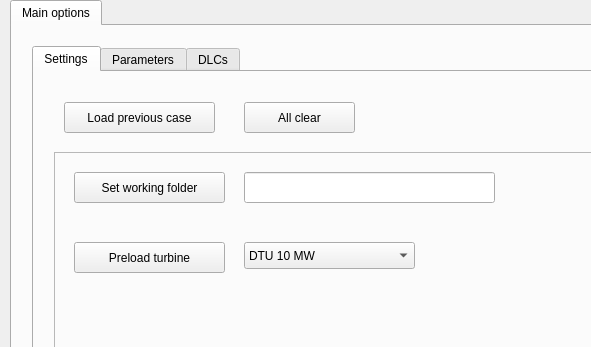
Above: openturbinecode/master_GUI/Config.ui from OpenTurbineCoDe/OpenTurbineCoDe before the change; both pictures show x 0 to 591 and y 0 to 347 of the 1440 by 798 pixel window. Below: the same form after it.
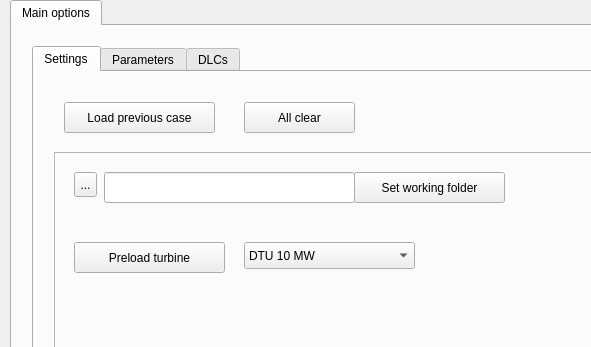
That is the form after the change.

Commit message: Minor modification to the geometry tab and main option tab; set working dir according to main option

The edit to the form file:
```diff
--- a/openturbinecode/master_GUI/Config.ui
+++ b/openturbinecode/master_GUI/Config.ui
@@ -103,7 +103,7 @@
         <widget class="QPushButton" name="Main_set_PathToCaseButton">
          <property name="geometry">
           <rect>
-           <x>20</x>
+           <x>300</x>
            <y>20</y>
            <width>151</width>
            <height>31</height>
@@ -116,7 +116,7 @@
         <widget class="QLineEdit" name="Main_set_PathToCase">
          <property name="geometry">
           <rect>
-           <x>190</x>
+           <x>50</x>
            <y>20</y>
            <width>251</width>
            <height>31</height>
@@ -151,6 +151,19 @@
           <string>Preload turbine</string>
          </property>
         </widget>
+        <widget class="QToolButton" name="toolButton">
+         <property name="geometry">
+          <rect>
+           <x>20</x>
+           <y>20</y>
+           <width>23</width>
+           <height>25</height>
+          </rect>
+         </property>
+         <property name="text">
+          <string>...</string>
+         </property>
+        </widget>
        </widget>
       </widget>
       <widget class="QWidget" name="tab_7">
```
Left out of the diff: 2 changed lines with no effect on the pictures. The commit also changes 5 other files.
